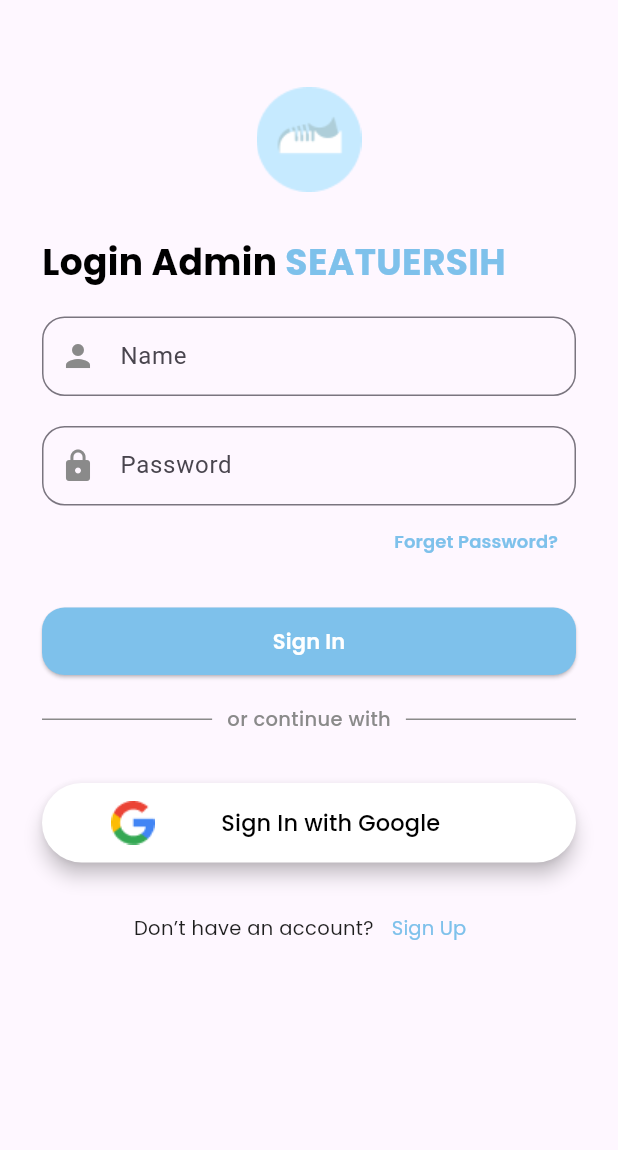
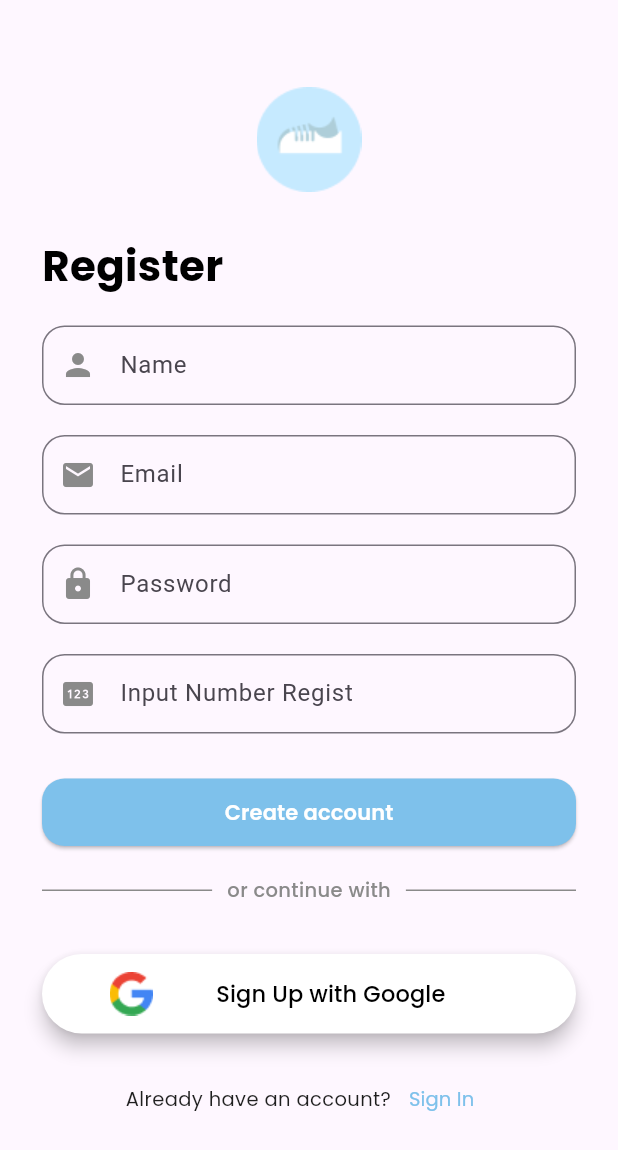
Before and after one commit to bawwaz/SeatuErsih-Admin-, a Flutter app: the screen it shows after launch, on a phone screen of 412 x 824 dp. Shown: the top 1150 px of the screen. Run offline on Flutter 3.47's test engine with Material 3 defaults, Android fonts, the phone set to English and light mode, and no system bars; our stand-ins replace google_fonts; missing offline and left inert: dart:ffi.

Commit message:
style: [DNA] add ui regist page

```diff
--- a/lib/main.dart
+++ b/lib/main.dart
@@ -5,6 +5,7 @@ import 'package:seatu_ersih_admin/view/home_page/HomepageView.dart';
 import 'package:seatu_ersih_admin/view/login_page/LoginpageView.dart';
 import 'package:seatu_ersih_admin/view/order_detail_page/order_detail_view.dart';
 import 'package:seatu_ersih_admin/view/order_list_page/order_list_view.dart';
+import 'package:seatu_ersih_admin/view/register_page/RegisterviewPage.dart';
 
 void main() {
   runApp(const MyApp());
@@ -21,7 +22,7 @@ class MyApp extends StatelessWidget {
         colorScheme: ColorScheme.fromSeed(seedColor: Colors.deepPurple),
         useMaterial3: true,
       ),
-      home: LoginPage(),
+      home: RegisterPage(),
     );
   }
 }
--- /dev/null
+++ b/lib/view/register_page/RegisterviewPage.dart
@@ -0,0 +1,132 @@
+import 'dart:ffi';
+import 'package:flutter/material.dart';
+import 'package:google_fonts/google_fonts.dart';
+import 'package:seatu_ersih_admin/widget/edit_card_page/input_name.dart';
+import 'package:seatu_ersih_admin/widget/register_page/register_create_account.dart';
+import 'package:seatu_ersih_admin/widget/register_page/register_icon.dart';
+import 'package:seatu_ersih_admin/widget/register_page/register_input_email.dart';
+import 'package:seatu_ersih_admin/widget/register_page/register_input_number.dart';
+import 'package:seatu_ersih_admin/widget/register_page/register_input_password.dart';
+import 'package:seatu_ersih_admin/widget/register_page/register_input_username.dart';
+import 'package:seatu_ersih_admin/widget/register_page/register_sign_up_google.dart';
+
+class RegisterPage extends StatelessWidget {
+  const RegisterPage({Key? key}) : super(key: key);
+
+  @override
+  Widget build(BuildContext context) {
+    return Scaffold(
+      body: Container(
+        margin: EdgeInsets.all(28),
+        child: SingleChildScrollView(
+          child: Column(
+            crossAxisAlignment: CrossAxisAlignment.start,
+            children: [
+              IconApp(),
+              SizedBox(height: 29),
+              Row(
+                children: [
+                  Text(
+                    "Register",
+                    style: GoogleFonts.poppins(
+                      color: Color(0xFF000000),
+                      fontWeight: FontWeight.bold,
+                      fontSize: 28,
+                    ),
+                  ),
+                ],
+              ),
+              SizedBox(
+                height: 20,
+              ),
+              InputNameRegist(),
+              SizedBox(
+                height: 20,
+              ),
+              InputEmailRegist(),
+              SizedBox(
+                height: 20,
+              ),
+              InputPasswordRegist(),
+              SizedBox(
+                height: 20,
+              ),
+              InputNumberRegist(),
+              SizedBox(
+                height: 30,
+              ),
+              ButtonCreateAccount(),
+              SizedBox(
+                height: 20,
+              ),
+              Row(
+                children: [
+                  Expanded(
+                    child: Container(
+                      width: 99,
+                      height: 1,
+                      decoration: BoxDecoration(
+                        color: Color(0xFF8A8A8A),
+                      ),
+                    ),
+                  ),
+                  Padding(
+                    padding: const EdgeInsets.symmetric(horizontal: 10),
+                    child: Text(
+                      "or continue with",
+                      style: GoogleFonts.poppins(
+                        color: Color(0xFF8A8A8A),
+                        fontWeight: FontWeight.w500,
+                        fontSize: 13,
+                      ),
+                    ),
+                  ),
+                  Expanded(
+                    child: Container(
+                      width: 99,
+                      height: 1,
+                      decoration: BoxDecoration(
+                        color: Color(0xFF8A8A8A),
+                      ),
+                    ),
+                  ),
+                ],
+              ),
+              SizedBox(height: 33),
+              SizedBox(
+                width: double.infinity,
+                height: 53,
+                child: SignUpGoogle(),
+              ),
+              SizedBox(height: 20),
+              Row(
+                mainAxisAlignment: MainAxisAlignment.center,
+                children: [
+                  Text(
+                    "Already have an account?",
+                    style: GoogleFonts.poppins(
+                      color: Color(0xFF1F1F1F),
+                      fontWeight: FontWeight.normal,
+                      fontSize: 13,
+                    ),
+                  ),
+                  TextButton(
+                    onPressed: () {},
+                    child: Text(
+                      "Sign In",
+                      style: GoogleFonts.poppins(
+                        color: Color(0xFF7EC1EB),
+                        fontWeight: FontWeight.normal,
+                        fontSize: 13,
+                      ),
+                    ),
+                  ),
+                ],
+              ),
+            ],
+          ),
+        ),
+      ),
+    );
+  }
+}
--- /dev/null
+++ b/lib/widget/register_page/register_create_account.dart
@@ -0,0 +1,32 @@
+import 'package:flutter/material.dart';
+import 'package:google_fonts/google_fonts.dart';
+
+class ButtonCreateAccount extends StatelessWidget {
+  const ButtonCreateAccount({
+    super.key,
+  });
+
+  @override
+  Widget build(BuildContext context) {
+    return Center(
+      child: SizedBox(
+        width: double.infinity,
+        height: 45,
+        child: ElevatedButton(
+          onPressed: () {},
+          style: ElevatedButton.styleFrom(
+              backgroundColor: Color(0xFF7EC1EB),
+              shape: RoundedRectangleBorder(
+                  borderRadius: BorderRadius.circular(15))),
+          child: Text(
+            "Create account",
+            style: GoogleFonts.poppins(
+              color: Colors.white,
+              fontWeight: FontWeight.w600,
+            ),
+          ),
+        ),
+      ),
+    );
+  }
+}
--- /dev/null
+++ b/lib/widget/register_page/register_icon.dart
@@ -0,0 +1,18 @@
+import 'package:flutter/material.dart';
+
+class IconApp extends StatelessWidget {
+  const IconApp({
+    super.key,
+  });
+
+  @override
+  Widget build(BuildContext context) {
+    return Center(
+      child: Center(
+          child: Padding(
+        padding: const EdgeInsets.only(top: 30),
+        child: Image.asset("assets/img/icon-app.png"),
+      )),
+    );
+  }
+}
--- /dev/null
+++ b/lib/widget/register_page/register_input_email.dart
@@ -0,0 +1,29 @@
+import 'package:flutter/material.dart';
+
+class InputEmailRegist extends StatelessWidget {
+  const InputEmailRegist({
+    super.key,
+  });
+
+  @override
+  Widget build(BuildContext context) {
+    return SizedBox(
+      width: double.infinity,
+      height: 53,
+      child: TextField(
+        decoration: InputDecoration(
+          border: OutlineInputBorder(
+            borderRadius: BorderRadius.circular(15),
+          ),
+          labelText: "Email",
+          prefixIcon: Icon(
+            Icons.email,
+            color: Color(0xFF8A8A8A),
+          ),
+          labelStyle: TextStyle(),
+        ),
+        style: TextStyle(),
+      ),
+    );
+  }
+}
--- /dev/null
+++ b/lib/widget/register_page/register_input_number.dart
@@ -0,0 +1,27 @@
+import 'package:flutter/material.dart';
+
+class InputNumberRegist extends StatelessWidget {
+  const InputNumberRegist({
+    super.key,
+  });
+
+  @override
+  Widget build(BuildContext context) {
+    return SizedBox(
+      width: double.infinity,
+      height: 53,
+      child: TextField(
+        decoration: InputDecoration(
+          border: OutlineInputBorder(
+            borderRadius: BorderRadius.circular(15),
+          ),
+          labelText: "Input Number Regist",
+          prefixIcon: Icon(
+            Icons.pin,
+            color: Color(0xFF8A8A8A),
+          ),
+        ),
+      ),
+    );
+  }
+}
--- /dev/null
+++ b/lib/widget/register_page/register_input_password.dart
@@ -0,0 +1,27 @@
+import 'package:flutter/material.dart';
+
+class InputPasswordRegist extends StatelessWidget {
+  const InputPasswordRegist({
+    super.key,
+  });
+
+  @override
+  Widget build(BuildContext context) {
+    return SizedBox(
+      width: double.infinity,
+      height: 53,
+      child: TextField(
+        decoration: InputDecoration(
+          border: OutlineInputBorder(
+            borderRadius: BorderRadius.circular(15),
+          ),
+          labelText: "Password",
+          prefixIcon: Icon(
+            Icons.lock,
+            color: Color(0xFF8A8A8A),
+          ),
+        ),
+      ),
+    );
+  }
+}
--- /dev/null
+++ b/lib/widget/register_page/register_input_username.dart
@@ -0,0 +1,29 @@
+import 'package:flutter/material.dart';
+
+class InputNameRegist extends StatelessWidget {
+  const InputNameRegist({
+    super.key,
+  });
+
+  @override
+  Widget build(BuildContext context) {
+    return SizedBox(
+      width: double.infinity,
+      height: 53,
+      child: TextField(
+        decoration: InputDecoration(
+          border: OutlineInputBorder(
+            borderRadius: BorderRadius.circular(15),
+          ),
+          labelText: "Name",
+          prefixIcon: Icon(
+            Icons.person,
+            color: Color(0xFF8A8A8A),
+          ),
+          labelStyle: TextStyle(),
+        ),
+        style: TextStyle(),
+      ),
+    );
+  }
+}
--- /dev/null
+++ b/lib/widget/register_page/register_sign_up_google.dart
@@ -0,0 +1,38 @@
+import 'package:flutter/material.dart';
+import 'package:google_fonts/google_fonts.dart';
+
+class SignUpGoogle extends StatelessWidget {
+  const SignUpGoogle({super.key});
+
+  @override
+  Widget build(BuildContext context) {
+    return ElevatedButton(
+      onPressed: () {
+        print("123");
+      },
+      style: ElevatedButton.styleFrom(
+        backgroundColor: Color(0xFFFFFFFF),
+        shape: RoundedRectangleBorder(
+          borderRadius: BorderRadius.circular(30),
+        ),
+        elevation: 5,
+        shadowColor: Colors.black,
+      ),
+      child: Row(
+        mainAxisAlignment: MainAxisAlignment.spaceAround,
+        children: [
+          Image.asset("assets/img/google-icon.png"),
+          Text(
+            "Sign Up with Google",
+            style: GoogleFonts.poppins(
+              color: Colors.black,
+              fontWeight: FontWeight.w500,
+              fontSize: 15,
+            ),
+          ),
+          Container(),
+        ],
+      ),
+    );
+  }
+}
```
